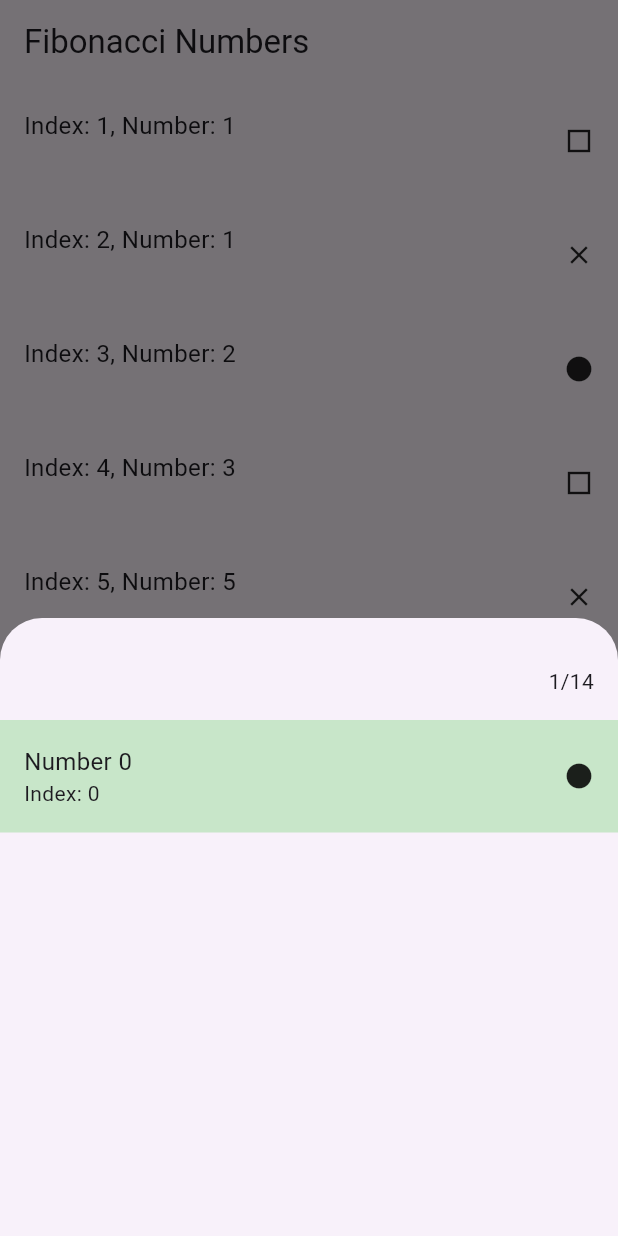
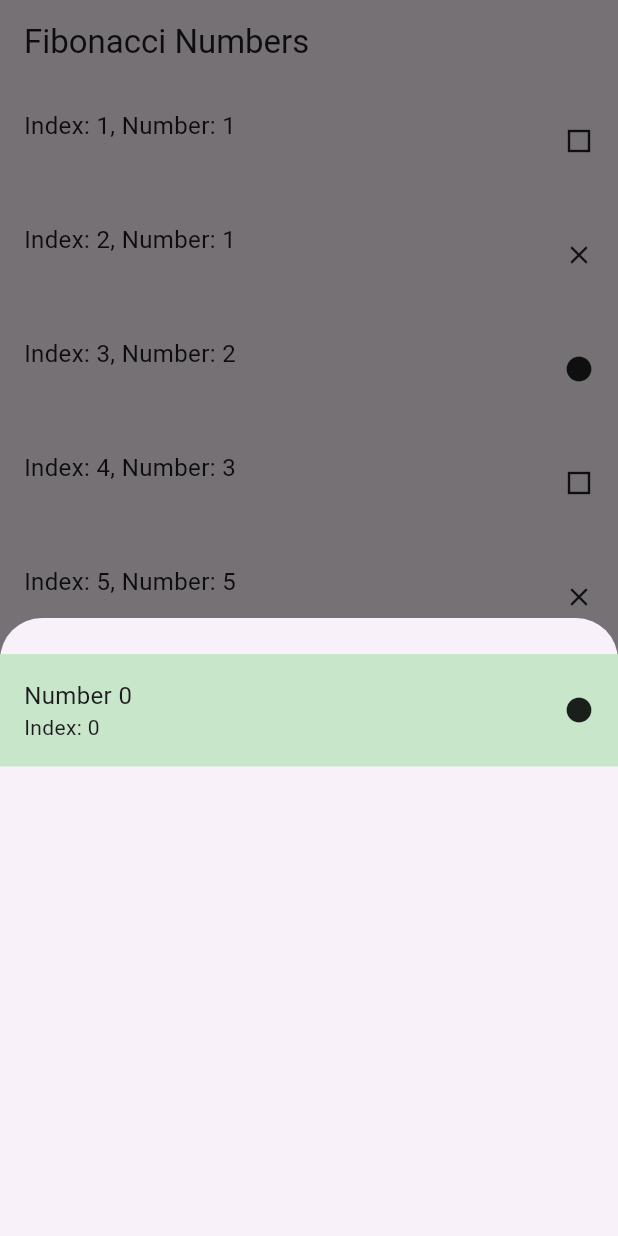
Before and after one commit to Naksila/fibonacci_numbers_assignment, a Flutter app: the screen it shows after launch, after a tap on an icon or button, on a phone screen of 412 x 824 dp. Run offline on Flutter 3.47's test engine with Material 3 defaults, Android fonts, the phone set to English and light mode, and no system bars.

Commit message:
Increase top padding in Fibonacci page and comment out unused widget

```diff
--- a/lib/presentation/fibonacci_page.dart
+++ b/lib/presentation/fibonacci_page.dart
@@ -169,19 +169,19 @@ class _FibonacciPageState extends State<FibonacciPage> {
       isScrollControlled: true,
       builder: (BuildContext context) {
         return Container(
-          padding: const EdgeInsets.only(top: 16.0),
+          padding: const EdgeInsets.only(top: 24.0),
           width: MediaQuery.of(context).size.width,
           height: MediaQuery.of(context).size.height * 0.50,
           child: Column(
             crossAxisAlignment: CrossAxisAlignment.start,
             children: [
-              Container(
-                alignment: Alignment.topRight,
-                padding: const EdgeInsets.all(16.0),
-                child: Text(
-                  '${groupData.length}/${icon == Icons.circle ? fibonacciCircle : icon == Icons.close ? fibonacciClose : fibonacciSquareOutlined}',
-                ),
-              ),
+              // Container(
+              //   alignment: Alignment.topRight,
+              //   padding: const EdgeInsets.all(16.0),
+              //   child: Text(
+              //     '${groupData.length}/${icon == Icons.circle ? fibonacciCircle : icon == Icons.close ? fibonacciClose : fibonacciSquareOutlined}',
+              //   ),
+              // ),
               Expanded(
                 child: ListView.builder(
                   itemCount: groupData.length,
```
